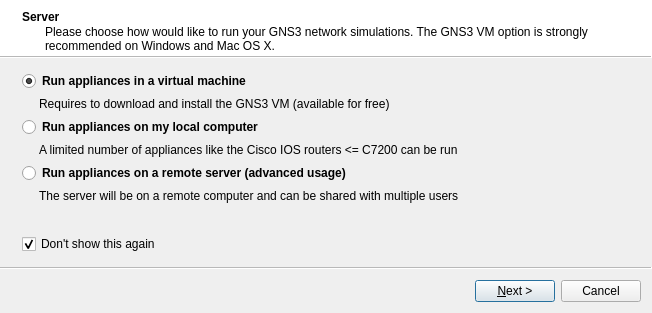
This is gns3/ui/setup_wizard.ui in GNS3/gns3-gui as Qt 5 draws it before an edit. The edited form follows.
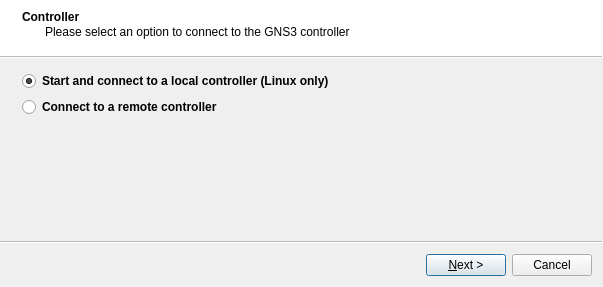
This is the edited form.

Commit message: Refactor server settings and wizard

Patch:
```diff
--- a/gns3/ui/setup_wizard.ui
+++ b/gns3/ui/setup_wizard.ui
@@ -6,8 +6,8 @@
    <rect>
     <x>0</x>
     <y>0</y>
-    <width>652</width>
-    <height>313</height>
+    <width>603</width>
+    <height>287</height>
    </rect>
   </property>
   <property name="windowTitle">
@@ -24,10 +24,10 @@
   </property>
   <widget class="QWizardPage" name="uiServerWizardPage">
    <property name="title">
-    <string>Server</string>
+    <string>Controller</string>
    </property>
    <property name="subTitle">
-    <string>Please choose how would like to run your GNS3 network simulations. The GNS3 VM option is strongly recommended on Windows and Mac OS X.</string>
+    <string>Please select an option to connect to the GNS3 controller</string>
    </property>
    <layout class="QVBoxLayout" name="verticalLayout_4">
     <item>
@@ -48,52 +48,13 @@
        <string>Dynamips, IOU, VPCS and Qemu will use this virtual machine.</string>
       </property>
       <property name="text">
-       <string>Run appliances in a virtual machine</string>
+       <string>Start and connect to a local controller (Linux only)</string>
       </property>
       <property name="checked">
        <bool>true</bool>
       </property>
      </widget>
     </item>
-    <item>
-     <widget class="QLabel" name="label">
-      <property name="text">
-       <string>Requires to download and install the GNS3 VM (available for free) </string>
-      </property>
-      <property name="margin">
-       <number>0</number>
-      </property>
-      <property name="indent">
-       <number>17</number>
-      </property>
-     </widget>
-    </item>
-    <item>
-     <widget class="QRadioButton" name="uiLocalRadioButton">
-      <property name="font">
-       <font>
-        <weight>75</weight>
-        <bold>true</bold>
-       </font>
-      </property>
-      <property name="toolTip">
-       <string>Everything that is supported by your system will run on your computer.</string>
-      </property>
-      <property name="text">
-       <string>Run appliances on my local computer</string>
-      </property>
-     </widget>
-    </item>
-    <item>
-     <widget class="QLabel" name="uiLocalLabel">
-      <property name="text">
-       <string>A limited number of appliances like the Cisco IOS routers &lt;= C7200 can be run</string>
-      </property>
-      <property name="indent">
-       <number>17</number>
-      </property>
-     </widget>
-    </item>
     <item>
      <widget class="QRadioButton" name="uiRemoteControllerRadioButton">
       <property name="font">
@@ -102,21 +63,11 @@
         <bold>true</bold>
        </font>
       </property>
-      <property name="text">
-       <string>Run appliances on a remote server (advanced usage)</string>
+      <property name="toolTip">
+       <string>A remote controller can run in a Virtual Machine (VM) or on a remote server</string>
       </property>
-     </widget>
-    </item>
-    <item>
-     <widget class="QLabel" name="label_2">
       <property name="text">
-       <string>The server will be on a remote computer and can be shared with multiple users</string>
-      </property>
-      <property name="wordWrap">
-       <bool>true</bool>
-      </property>
-      <property name="indent">
-       <number>17</number>
+       <string>Connect to a remote controller</string>
       </property>
      </widget>
     </item>
@@ -133,16 +84,6 @@
       </property>
      </spacer>
     </item>
-    <item>
-     <widget class="QCheckBox" name="uiShowCheckBox">
-      <property name="text">
-       <string>Don't show this again</string>
-      </property>
-      <property name="checked">
-       <bool>true</bool>
-      </property>
-     </widget>
-    </item>
    </layout>
   </widget>
   <widget class="QWizardPage" name="uiLocalServerWizardPage">
@@ -457,6 +398,16 @@
       </column>
      </widget>
     </item>
+    <item>
+     <widget class="QCheckBox" name="uiShowCheckBox">
+      <property name="text">
+       <string>Don't show this setup wizard again</string>
+      </property>
+      <property name="checked">
+       <bool>true</bool>
+      </property>
+     </widget>
+    </item>
    </layout>
   </widget>
  </widget>
```
Left out of the diff: 170 changed lines with no effect on the pictures. The commit also changes 25 other files.
